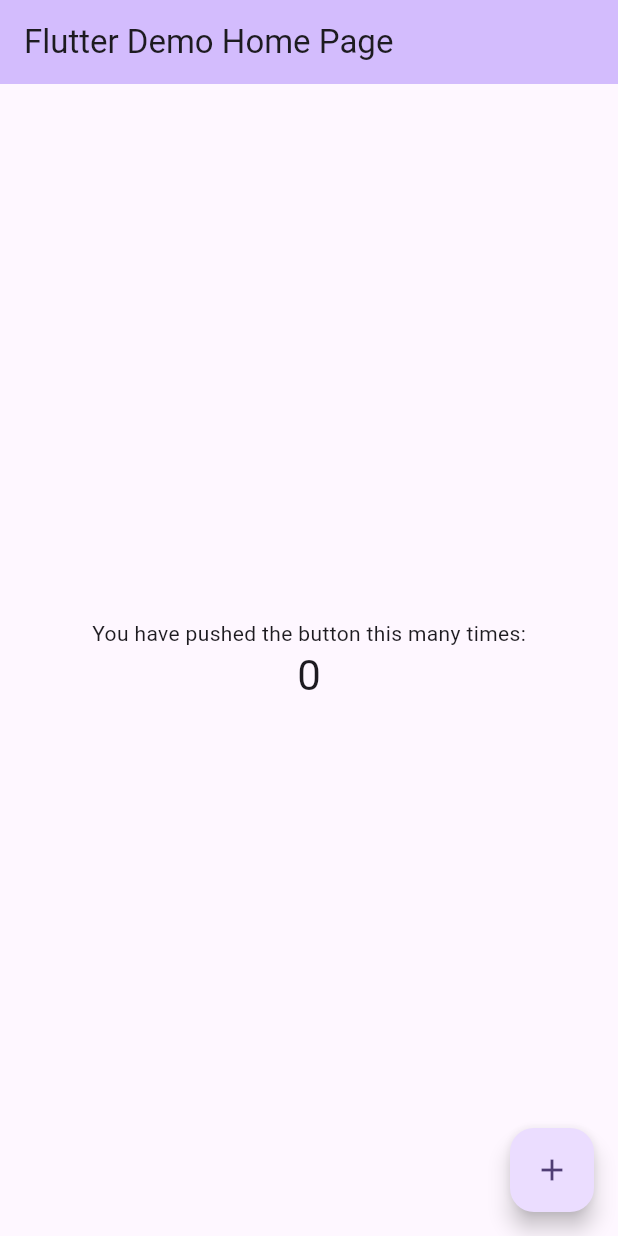
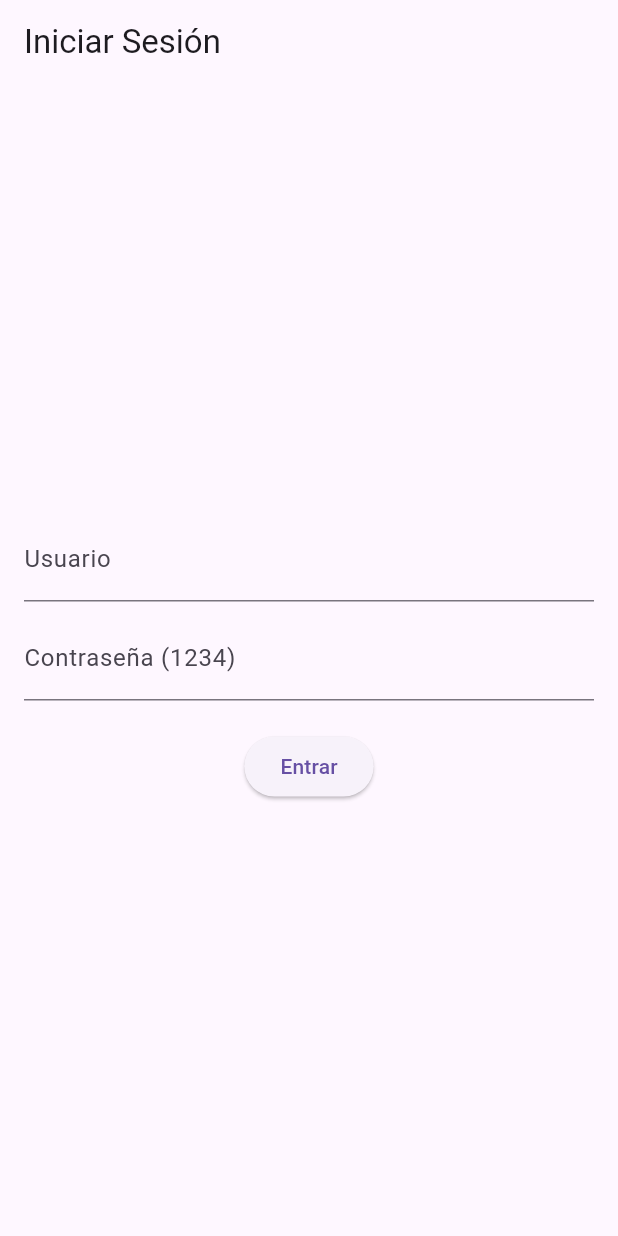
Before and after one commit to A12Mora/ExpoFlutter, a Flutter app: the screen it shows after launch, on a phone screen of 412 x 824 dp. Run offline on Flutter 3.47's test engine with Material 3 defaults, Android fonts, the phone set to English and light mode, and no system bars; our stand-ins replace flutter_secure_storage, shared_preferences, sqflite; accounts and stored records are empty.

Commit message:
ejercicio propio

```diff
--- a/lib/login_screen.dart
+++ b/lib/login_screen.dart
@@ -0,0 +1,76 @@
+import 'package:flutter/material.dart';
+import 'home_screen.dart';
+import 'storage_service.dart';
+
+class LoginScreen extends StatefulWidget {
+  const LoginScreen({super.key});
+
+  @override
+  State<LoginScreen> createState() => _LoginScreenState();
+}
+
+// Esta es la clase que contiene la lógica y el diseño (Estado)
+class _LoginScreenState extends State<LoginScreen> {
+  final _userController = TextEditingController();
+  final _passController = TextEditingController();
+  final StorageService _storageService = StorageService();
+
+  // FUNCIÓN DE LOGIN:
+  // Es 'async' (asíncrona) porque guardar datos toma tiempo y debemos esperar
+
+  void _login() async {
+    String user = _userController.text;
+    String pass = _passController.text;
+
+    // Validación simulada
+    if (user.isNotEmpty && pass == "1234") {
+      // 1. Generar token simulado
+      String token = "user_token_${DateTime.now().millisecondsSinceEpoch}";
+
+      // 2. Guardar token y usuario
+      await _storageService.saveToken(token);
+      await _storageService.saveUsername(user);
+
+      // 3. Navegar a Home
+      if (mounted) {
+        Navigator.pushReplacement(
+          context,
+          MaterialPageRoute(builder: (context) => const HomeScreen()),
+        );
+      }
+    } else {
+      ScaffoldMessenger.of(context).showSnackBar(
+        const SnackBar(
+          content: Text('Credenciales inválidas (Use pass: 1234)'),
+        ),
+      );
+    }
+  }
+
+  @override
+  Widget build(BuildContext context) {
+    return Scaffold(
+      appBar: AppBar(title: const Text("Iniciar Sesión")),
+      body: Padding(
+        padding: const EdgeInsets.all(16.0),
+        child: Column(
+          mainAxisAlignment: MainAxisAlignment.center,
+          children: [
+            TextField(
+              controller: _userController,
+              decoration: const InputDecoration(labelText: "Usuario"),
+            ),
+            const SizedBox(height: 10),
+            TextField(
+              controller: _passController,
+              decoration: const InputDecoration(labelText: "Contraseña (1234)"),
+              obscureText: true,
+            ),
+            const SizedBox(height: 20),
+            ElevatedButton(onPressed: _login, child: const Text("Entrar")),
+          ],
+        ),
+      ),
+    );
+  }
+}
--- a/lib/main.dart
+++ b/lib/main.dart
@@ -1,122 +1,49 @@
 import 'package:flutter/material.dart';
+import 'login_screen.dart';
+import 'home_screen.dart';
+import 'storage_service.dart';
 
-void main() {
-  runApp(const MyApp());
+// Notificador global para cambiar el tema desde cualquier parte
+final ValueNotifier<ThemeMode> themeNotifier = ValueNotifier(ThemeMode.light);
+
+void main() async {
+  WidgetsFlutterBinding.ensureInitialized();
+
+  // Verificamos token y tema guardado antes de arrancar
+  final StorageService storage = StorageService();
+  String? token = await storage.getToken();
+  bool isDark = await storage.getTheme();
+
+  // Establecemos el tema inicial
+  themeNotifier.value = isDark ? ThemeMode.dark : ThemeMode.light;
+
+  runApp(
+    MyApp(
+      initialRoute: token != null ? const HomeScreen() : const LoginScreen(),
+    ),
+  );
 }
 
 class MyApp extends StatelessWidget {
-  const MyApp({super.key});
+  final Widget initialRoute;
 
-  // This widget is the root of your application.
+  const MyApp({super.key, required this.initialRoute});
+
   @override
   Widget build(BuildContext context) {
-    return MaterialApp(
-      title: 'Flutter Demo',
-      theme: ThemeData(
-        // This is the theme of your application.
-        //
-        // TRY THIS: Try running your application with "flutter run". You'll see
-        // the application has a purple toolbar. Then, without quitting the app,
-        // try changing the seedColor in the colorScheme below to Colors.green
-        // and then invoke "hot reload" (save your changes or press the "hot
-        // reload" button in a Flutter-supported IDE, or press "r" if you used
-        // the command line to start the app).
-        //
-        // Notice that the counter didn't reset back to zero; the application
-        // state is not lost during the reload. To reset the state, use hot
-        // restart instead.
-        //
-        // This works for code too, not just values: Most code changes can be
-        // tested with just a hot reload.
-        colorScheme: .fromSeed(seedColor: Colors.deepPurple),
-      ),
-      home: const MyHomePage(title: 'Flutter Demo Home Page'),
+    // ValueListenableBuilder escucha cambios en themeNotifier
+    return ValueListenableBuilder<ThemeMode>(
+      valueListenable: themeNotifier,
+      builder: (_, ThemeMode currentMode, __) {
+        return MaterialApp(
+          title: 'Organizador Offline',
+          debugShowCheckedModeBanner: false,
+          theme: ThemeData.light(),
+          darkTheme: ThemeData.dark(),
+          themeMode: currentMode, // Aplica el modo actual
+          home: initialRoute,
+        );
+      },
     );
   }
 }
-
-class MyHomePage extends StatefulWidget {
-  const MyHomePage({super.key, required this.title});
-
-  // This widget is the home page of your application. It is stateful, meaning
-  // that it has a State object (defined below) that contains fields that affect
-  // how it looks.
-
-  // This class is the configuration for the state. It holds the values (in this
-  // case the title) provided by the parent (in this case the App widget) and
-  // used by the build method of the State. Fields in a Widget subclass are
-  // always marked "final".
-
-  final String title;
-
-  @override
-  State<MyHomePage> createState() => _MyHomePageState();
-}
-
-class _MyHomePageState extends State<MyHomePage> {
-  int _counter = 0;
-
-  void _incrementCounter() {
-    setState(() {
-      // This call to setState tells the Flutter framework that something has
-      // changed in this State, which causes it to rerun the build method below
-      // so that the display can reflect the updated values. If we changed
-      // _counter without calling setState(), then the build method would not be
-      // called again, and so nothing would appear to happen.
-      _counter++;
-    });
-  }
-
-  @override
-  Widget build(BuildContext context) {
-    // This method is rerun every time setState is called, for instance as done
-    // by the _incrementCounter method above.
-    //
-    // The Flutter framework has been optimized to make rerunning build methods
-    // fast, so that you can just rebuild anything that needs updating rather
-    // than having to individually change instances of widgets.
-    return Scaffold(
-      appBar: AppBar(
-        // TRY THIS: Try changing the color here to a specific color (to
-        // Colors.amber, perhaps?) and trigger a hot reload to see the AppBar
-        // change color while the other colors stay the same.
-        backgroundColor: Theme.of(context).colorScheme.inversePrimary,
-        // Here we take the value from the MyHomePage object that was created by
-        // the App.build method, and use it to set our appbar title.
-        title: Text(widget.title),
-      ),
-      body: Center(
-        // Center is a layout widget. It takes a single child and positions it
-        // in the middle of the parent.
-        child: Column(
-          // Column is also a layout widget. It takes a list of children and
-          // arranges them vertically. By default, it sizes itself to fit its
-          // children horizontally, and tries to be as tall as its parent.
-          //
-          // Column has various properties to control how it sizes itself and
-          // how it positions its children. Here we use mainAxisAlignment to
-          // center the children vertically; the main axis here is the vertical
-          // axis because Columns are vertical (the cross axis would be
-          // horizontal).
-          //
-          // TRY THIS: Invoke "debug painting" (choose the "Toggle Debug Paint"
-          // action in the IDE, or press "p" in the console), to see the
-          // wireframe for each widget.
-          mainAxisAlignment: .center,
-          children: [
-            const Text('You have pushed the button this many times:'),
-            Text(
-              '$_counter',
-              style: Theme.of(context).textTheme.headlineMedium,
-            ),
-          ],
-        ),
-      ),
-      floatingActionButton: FloatingActionButton(
-        onPressed: _incrementCounter,
-        tooltip: 'Increment',
-        child: const Icon(Icons.add),
-      ),
-    );
-  }
-}
--- a/pubspec.yaml
+++ b/pubspec.yaml
@@ -30,6 +30,11 @@ environment:
 dependencies:
   flutter:
     sdk: flutter
+  shared_preferences: ^2.2.2
+  flutter_secure_storage: ^9.0.0
+  sqflite: ^2.3.0
+  path_provider: ^2.1.2
+  path: ^1.8.3
 
   # The following adds the Cupertino Icons font to your application.
   # Use with the CupertinoIcons class for iOS style icons.
```
Also changed, not shown: lib/db_helper.dart (+97 -0 lines), lib/home_screen.dart (+196 -0 lines), lib/storage_service.dart (+66 -0 lines), pubspec.lock, 5 other files.
